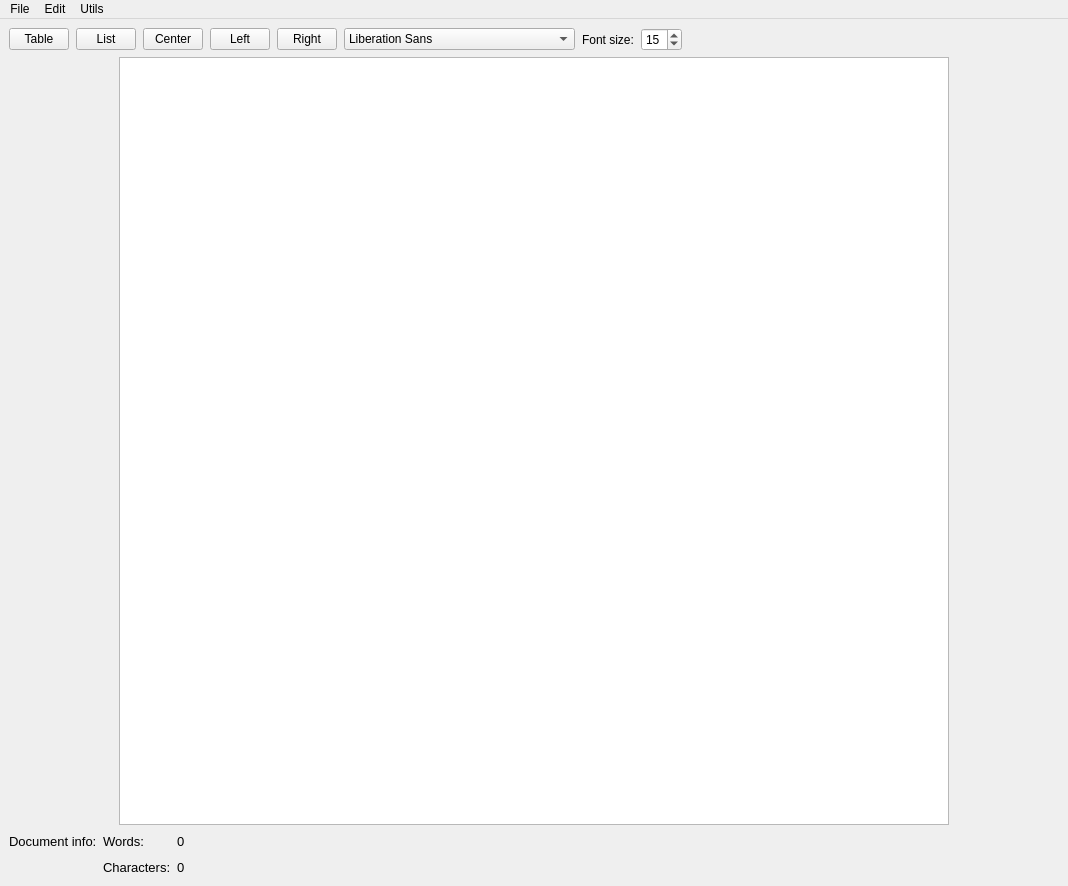
Before: the Qt Designer form main.ui in InsertUsernameH3re/PDFy, drawn with Qt 5.
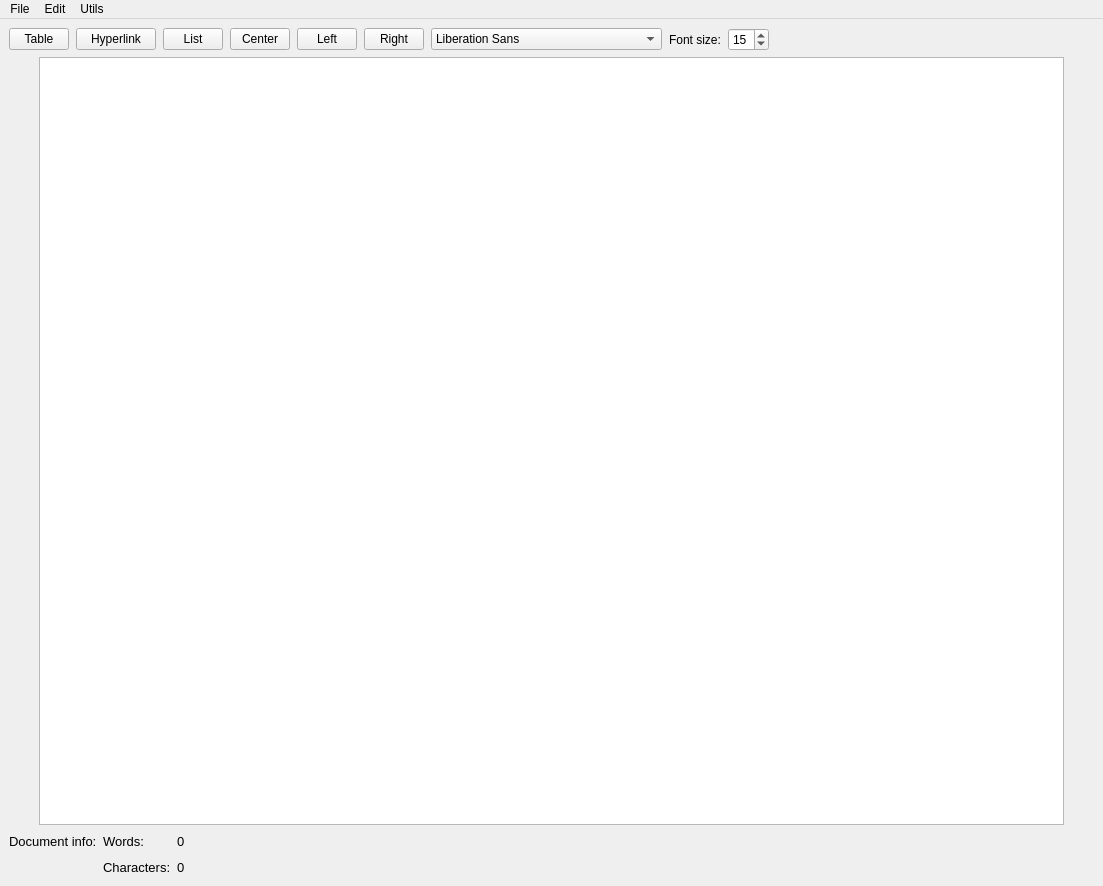
After: the same form once the commit is applied.

Commit message: feat: hyperlink support, default page margin, drag and drop support for images

The edit to the form file:
```diff
--- a/main.ui
+++ b/main.ui
@@ -6,7 +6,7 @@
    <rect>
     <x>0</x>
     <y>0</y>
-    <width>1068</width>
+    <width>1103</width>
     <height>886</height>
    </rect>
   </property>
@@ -31,7 +31,7 @@
   <widget class="QWidget" name="centralwidget">
    <layout class="QVBoxLayout" name="verticalLayout">
     <item>
-     <layout class="QGridLayout" name="editGrid" rowstretch="0,0,0">
+     <layout class="QGridLayout" name="editGrid" rowstretch="0">
       <property name="sizeConstraint">
        <enum>QLayout::SetDefaultConstraint</enum>
       </property>
@@ -41,33 +41,13 @@
       <property name="horizontalSpacing">
        <number>7</number>
       </property>
-      <item row="0" column="9">
+      <item row="0" column="10">
        <widget class="QSpinBox" name="fontSize">
         <property name="value">
          <number>15</number>
         </property>
        </widget>
       </item>
-      <item row="0" column="8">
-       <widget class="QLabel" name="label">
-        <property name="text">
-         <string>Font size:</string>
-        </property>
-       </widget>
-      </item>
-      <item row="0" column="5">
-       <widget class="QPushButton" name="alignRight">
-        <property name="maximumSize">
-         <size>
-          <width>60</width>
-          <height>16777215</height>
-         </size>
-        </property>
-        <property name="text">
-         <string>Right</string>
-        </property>
-       </widget>
-      </item>
       <item row="0" column="0">
        <widget class="QPushButton" name="table">
         <property name="maximumSize">
@@ -81,20 +61,7 @@
         </property>
        </widget>
       </item>
-      <item row="0" column="10">
-       <spacer name="horizontalSpacer_3">
-        <property name="orientation">
-         <enum>Qt::Horizontal</enum>
-        </property>
-        <property name="sizeHint" stdset="0">
-         <size>
-          <width>13</width>
-          <height>20</height>
-         </size>
-        </property>
-       </spacer>
-      </item>
-      <item row="0" column="3">
+      <item row="0" column="4">
        <widget class="QPushButton" name="alignCenter">
         <property name="maximumSize">
          <size>
@@ -110,7 +77,7 @@
         </property>
        </widget>
       </item>
-      <item row="0" column="7">
+      <item row="0" column="8">
        <widget class="QFontComboBox" name="fontComboBox">
         <property name="enabled">
          <bool>true</bool>
@@ -120,7 +87,20 @@
         </property>
        </widget>
       </item>
-      <item row="0" column="4">
+      <item row="0" column="11">
+       <spacer name="horizontalSpacer_3">
+        <property name="orientation">
+         <enum>Qt::Horizontal</enum>
+        </property>
+        <property name="sizeHint" stdset="0">
+         <size>
+          <width>13</width>
+          <height>20</height>
+         </size>
+        </property>
+       </spacer>
+      </item>
+      <item row="0" column="5">
        <widget class="QPushButton" name="alignLeft">
         <property name="maximumSize">
          <size>
@@ -133,7 +113,7 @@
         </property>
        </widget>
       </item>
-      <item row="0" column="1">
+      <item row="0" column="2">
        <widget class="QPushButton" name="list">
         <property name="maximumSize">
          <size>
@@ -146,49 +126,44 @@
         </property>
        </widget>
       </item>
+      <item row="0" column="6">
+       <widget class="QPushButton" name="alignRight">
+        <property name="maximumSize">
+         <size>
+          <width>60</width>
+          <height>16777215</height>
+         </size>
+        </property>
+        <property name="text">
+         <string>Right</string>
+        </property>
+       </widget>
+      </item>
+      <item row="0" column="9">
+       <widget class="QLabel" name="label">
+        <property name="text">
+         <string>Font size:</string>
+        </property>
+       </widget>
+      </item>
+      <item row="0" column="1">
+       <widget class="QPushButton" name="hyperLink">
+        <property name="text">
+         <string>Hyperlink</string>
+        </property>
+       </widget>
+      </item>
      </layout>
     </item>
     <item>
      <layout class="QGridLayout" name="editorGrid">
-      <item row="0" column="1">
-       <spacer name="horizontalSpacer">
-        <property name="orientation">
-         <enum>Qt::Horizontal</enum>
-        </property>
-        <property name="sizeType">
-         <enum>QSizePolicy::Fixed</enum>
-        </property>
-        <property name="sizeHint" stdset="0">
-         <size>
-          <width>110</width>
-          <height>20</height>
-         </size>
-        </property>
-       </spacer>
-      </item>
-      <item row="0" column="3">
-       <spacer name="horizontalSpacer_2">
-        <property name="orientation">
-         <enum>Qt::Horizontal</enum>
-        </property>
-        <property name="sizeType">
-         <enum>QSizePolicy::Fixed</enum>
-        </property>
-        <property name="sizeHint" stdset="0">
-         <size>
-          <width>110</width>
-          <height>20</height>
-         </size>
-        </property>
-       </spacer>
-      </item>
       <item row="0" column="2">
        <widget class="QTextEdit" name="editor">
         <property name="enabled">
          <bool>true</bool>
         </property>
         <property name="sizePolicy">
-         <sizepolicy hsizetype="Expanding" vsizetype="Expanding">
+         <sizepolicy hsizetype="Fixed" vsizetype="Expanding">
           <horstretch>0</horstretch>
           <verstretch>0</verstretch>
          </sizepolicy>
@@ -238,6 +213,38 @@
         </property>
        </widget>
       </item>
+      <item row="0" column="1">
+       <spacer name="horizontalSpacer">
+        <property name="orientation">
+         <enum>Qt::Horizontal</enum>
+        </property>
+        <property name="sizeType">
+         <enum>QSizePolicy::Fixed</enum>
+        </property>
+        <property name="sizeHint" stdset="0">
+         <size>
+          <width>30</width>
+          <height>20</height>
+         </size>
+        </property>
+       </spacer>
+      </item>
+      <item row="0" column="3">
+       <spacer name="horizontalSpacer_2">
+        <property name="orientation">
+         <enum>Qt::Horizontal</enum>
+        </property>
+        <property name="sizeType">
+         <enum>QSizePolicy::Fixed</enum>
+        </property>
+        <property name="sizeHint" stdset="0">
+         <size>
+          <width>30</width>
+          <height>20</height>
+         </size>
+        </property>
+       </spacer>
+      </item>
      </layout>
     </item>
     <item>
@@ -358,7 +365,7 @@
     <rect>
      <x>0</x>
      <y>0</y>
-     <width>1068</width>
+     <width>1103</width>
      <height>26</height>
     </rect>
    </property>
```
Left out of the diff: 19 changed lines with no effect on the pictures. The commit also changes 8 other files.
